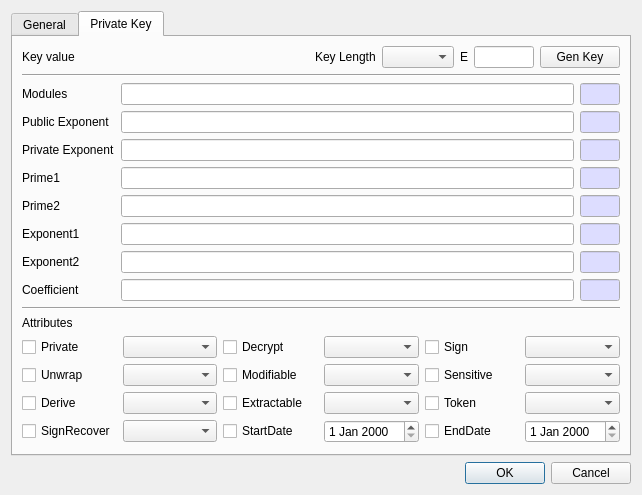
jykim74/CryptokiMan, file CryptokiMan/create_rsa_pri_key_dlg.ui: the form before one commit.
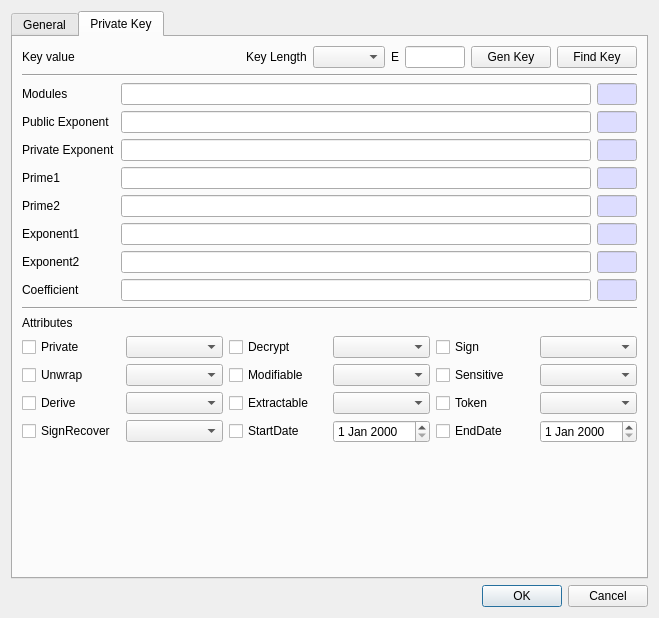
The form after the commit.

Commit message: RSA, ECC, DSA 개인키 공개키 생성에서 Find Key 기능 지원

```diff
--- a/CryptokiMan/create_rsa_pri_key_dlg.ui
+++ b/CryptokiMan/create_rsa_pri_key_dlg.ui
@@ -6,8 +6,8 @@
    <rect>
     <x>0</x>
     <y>0</y>
-    <width>642</width>
-    <height>474</height>
+    <width>659</width>
+    <height>618</height>
    </rect>
   </property>
   <property name="windowTitle">
@@ -410,6 +410,13 @@
            </property>
           </widget>
          </item>
+         <item row="0" column="7">
+          <widget class="QPushButton" name="mFindKeyBtn">
+           <property name="text">
+            <string>Find Key</string>
+           </property>
+          </widget>
+         </item>
         </layout>
        </item>
        <item>
```
Left out of the diff: 42 changed lines with no effect on the pictures. The commit also changes 17 other files.
